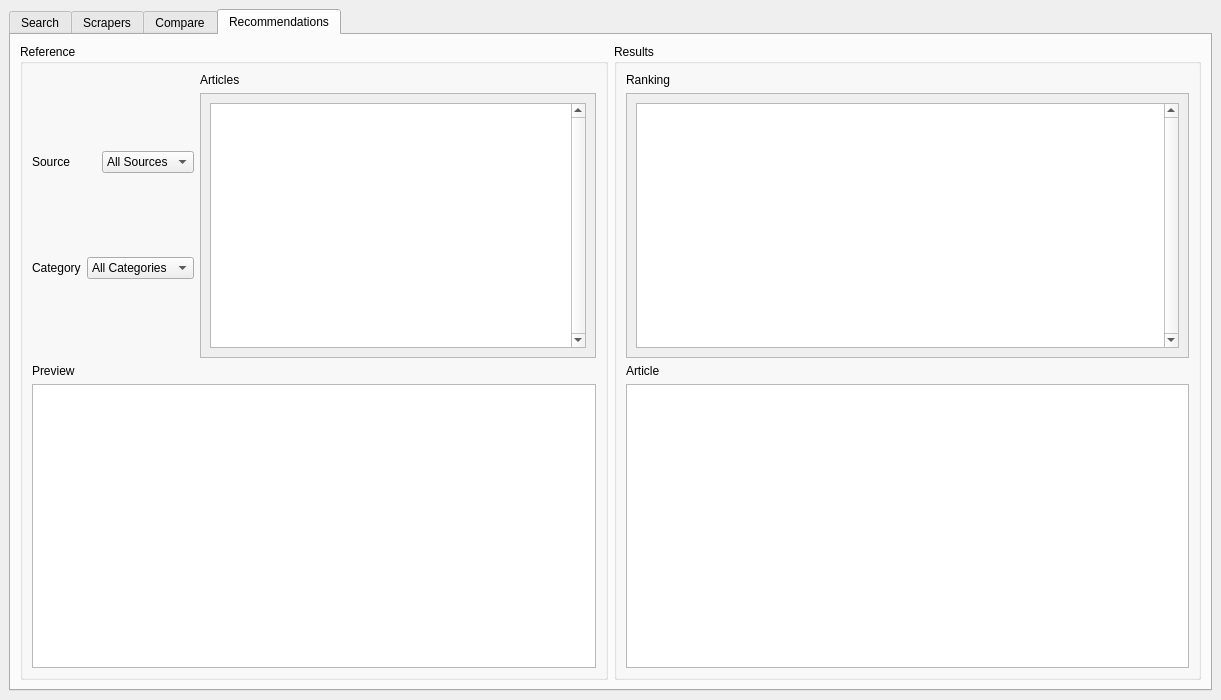
rcebrian/SI-project, file mainwindow.ui: the form before one commit.
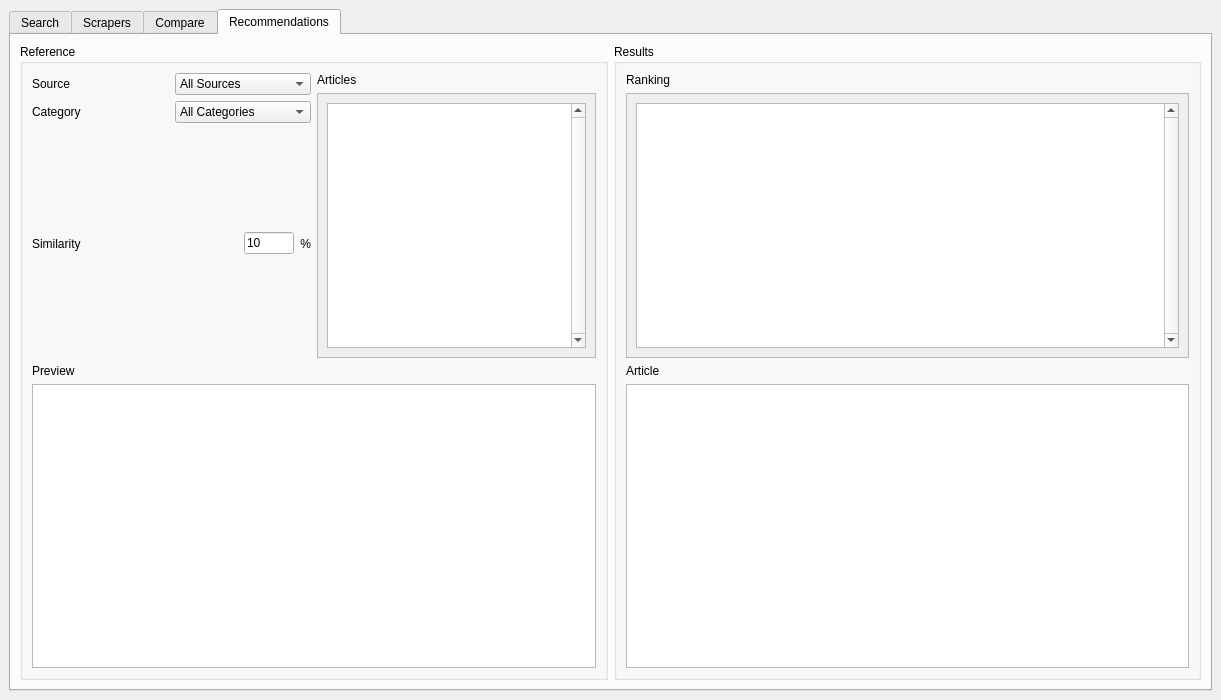
The form after the commit. The open tabs and pages were chosen to show the change.

```diff
--- a/mainwindow.ui
+++ b/mainwindow.ui
@@ -1200,6 +1200,53 @@
                  </item>
                 </layout>
                </item>
+               <item>
+                <layout class="QHBoxLayout" name="horizontalLayout_14">
+                 <item>
+                  <widget class="QLabel" name="lbl_reco_ref_cat_6">
+                   <property name="text">
+                    <string>Similarity</string>
+                   </property>
+                  </widget>
+                 </item>
+                 <item>
+                  <spacer name="horizontalSpacer_2">
+                   <property name="orientation">
+                    <enum>Qt::Horizontal</enum>
+                   </property>
+                   <property name="sizeHint" stdset="0">
+                    <size>
+                     <width>40</width>
+                     <height>20</height>
+                    </size>
+                   </property>
+                  </spacer>
+                 </item>
+                 <item>
+                  <widget class="QLineEdit" name="sim_percent">
+                   <property name="maximumSize">
+                    <size>
+                     <width>50</width>
+                     <height>16777215</height>
+                    </size>
+                   </property>
+                   <property name="text">
+                    <string>10</string>
+                   </property>
+                  </widget>
+                 </item>
+                 <item>
+                  <widget class="QLabel" name="lbl_reco_ref_cat_7">
+                   <property name="text">
+                    <string>%</string>
+                   </property>
+                   <property name="alignment">
+                    <set>Qt::AlignRight|Qt::AlignTrailing|Qt::AlignVCenter</set>
+                   </property>
+                  </widget>
+                 </item>
+                </layout>
+               </item>
               </layout>
              </item>
              <item>
@@ -1221,7 +1268,7 @@
                    <rect>
                     <x>0</x>
                     <y>0</y>
-                    <width>353</width>
+                    <width>274</width>
                     <height>251</height>
                    </rect>
                   </property>
```
Left out of the diff: 6 changed lines with no effect on the pictures.
